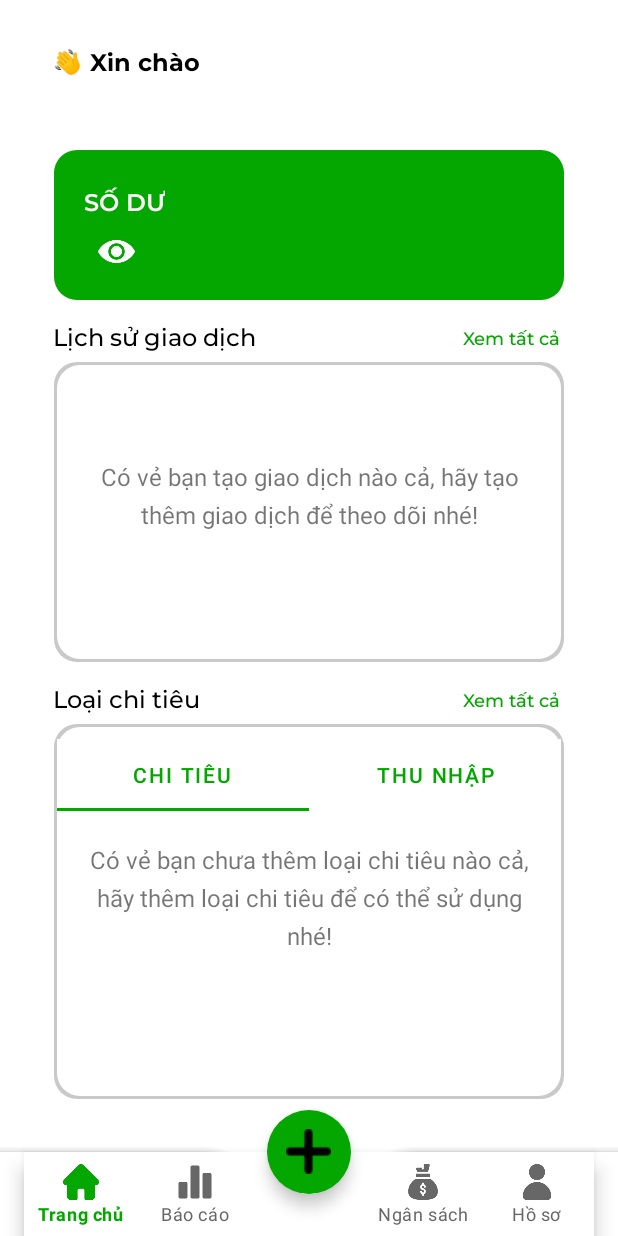
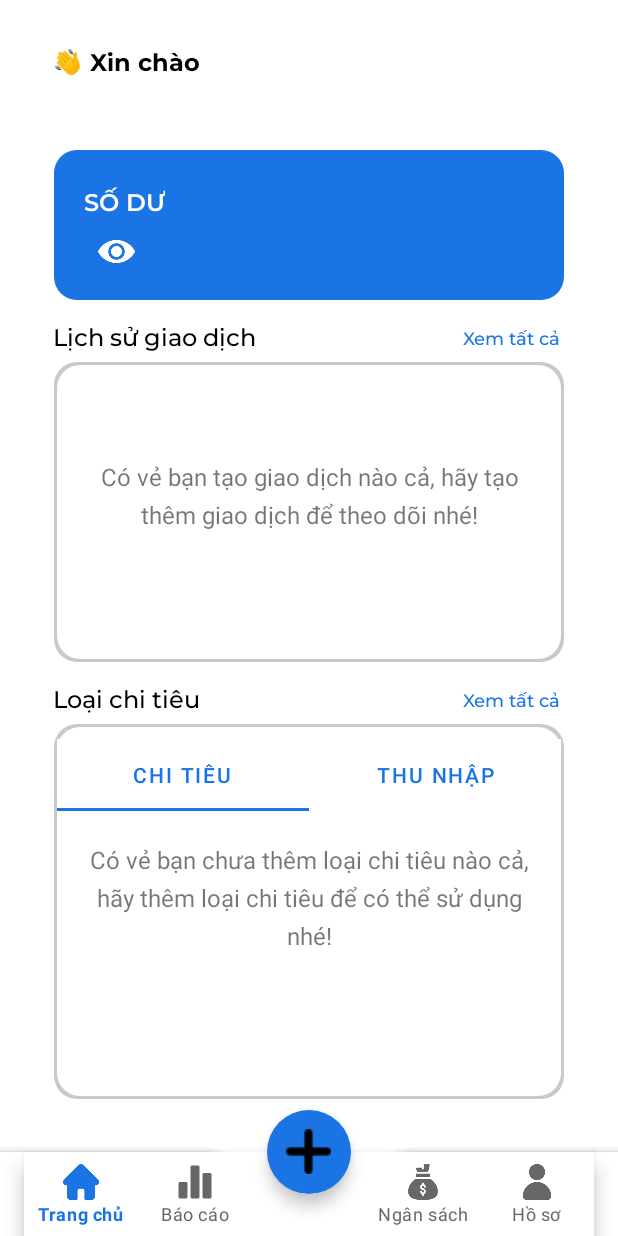
Before and after one commit to simoney199/AppAndroid, an Android app: the screen it shows after launch once a user with an empty profile is signed in (Navigation), on a phone screen of 412 x 824 dp. Run offline under Robolectric (Android 15) with nearby library versions, the phone set to English and light mode, and no system bars; our stand-ins replace Firebase (no records; nobody signed in at launch, a user with empty details on screens opened directly).

Commit message:
change color on home, report and recent transaction page

```diff
--- a/app/src/main/res/drawable/border_radius_15.xml
+++ b/app/src/main/res/drawable/border_radius_15.xml
@@ -2,5 +2,5 @@
 <shape xmlns:android="http://schemas.android.com/apk/res/android"
     android:shape="rectangle">
     <corners android:radius="15dp" />
-    <solid android:color="@color/green" />
+    <solid android:color="@color/brand_primary" />
 </shape>
--- a/app/src/main/res/drawable/bottom_navigation_selector.xml
+++ b/app/src/main/res/drawable/bottom_navigation_selector.xml
@@ -1,5 +1,5 @@
 <?xml version="1.0" encoding="utf-8"?>
 <selector xmlns:android="http://schemas.android.com/apk/res/android">
-    <item android:color="@color/green" android:state_checked="true"/>
+    <item android:color="@color/brand_primary" android:state_checked="true"/>
     <item android:color="@color/uncheck"  android:state_checked="false"/>
 </selector>
--- a/app/src/main/res/layout/activity_navigation.xml
+++ b/app/src/main/res/layout/activity_navigation.xml
@@ -42,7 +42,7 @@
             android:layout_height="wrap_content"
             android:src="@drawable/add"
             app:layout_anchor="@id/bottomAppBar"
-            app:backgroundTint="#03A700"
+            app:backgroundTint="@color/brand_primary"
             app:maxImageSize="30dp"
             app:borderWidth="0dp"
             android:id="@+id/addNewTransaction"/>
--- a/app/src/main/res/layout/fragment_report.xml
+++ b/app/src/main/res/layout/fragment_report.xml
@@ -65,7 +65,7 @@
             android:layout_height="wrap_content"
             android:text="Xem tất cả"
             android:fontFamily="@font/montserrat_medium"
-            android:textColor="@color/green"
+            android:textColor="@color/brand_primary"
             android:textSize="12sp"
             android:layout_gravity="bottom"
             />
--- a/app/src/main/res/layout/home_screen.xml
+++ b/app/src/main/res/layout/home_screen.xml
@@ -112,7 +112,7 @@
                 android:layout_marginRight="38dp"
                 android:fontFamily="@font/montserrat_medium"
                 android:text="Xem tất cả"
-                android:textColor="@color/green"
+                android:textColor="@color/brand_primary"
                 android:textSize="12sp"
                 app:layout_constraintRight_toRightOf="parent"
                 app:layout_constraintTop_toBottomOf="@id/balanceInformation" />
@@ -169,7 +169,7 @@
                 android:layout_marginRight="38dp"
                 android:fontFamily="@font/montserrat_medium"
                 android:text="Xem tất cả"
-                android:textColor="@color/green"
+                android:textColor="@color/brand_primary"
                 android:textSize="12sp"
                 app:layout_constraintRight_toRightOf="parent"
                 app:layout_constraintTop_toBottomOf="@id/recentTrasactionBox" />
@@ -202,8 +202,8 @@
                     app:layout_constraintLeft_toLeftOf="parent"
                     app:layout_constraintRight_toRightOf="parent"
                     app:layout_constraintTop_toTopOf="parent"
-                    app:tabTextColor="@color/green"
-                    app:tabIndicatorColor="@color/green"
+                    app:tabTextColor="@color/brand_primary"
+                    app:tabIndicatorColor="@color/brand_primary"
                     >
 
                 </com.google.android.material.tabs.TabLayout>
--- a/app/src/main/res/layout/recent_transaction.xml
+++ b/app/src/main/res/layout/recent_transaction.xml
@@ -8,7 +8,7 @@
         android:id="@+id/titleRecentTransaction"
         android:layout_width="match_parent"
         android:layout_height="63dp"
-        android:background="@color/green"
+        android:background="@color/brand_primary"
         app:layout_constraintTop_toTopOf="parent"
         app:layout_constraintLeft_toLeftOf="parent"
         app:layout_constraintRight_toRightOf="parent">
@@ -46,7 +46,7 @@
         app:layout_constraintBottom_toBottomOf="parent"
         app:layout_constraintRight_toRightOf="parent"
         android:layout_marginRight="27dp"
-        app:backgroundTint="#03A700"
+        app:backgroundTint="@color/brand_primary"
         app:maxImageSize="30dp"
         android:src="@drawable/add"
         android:layout_marginBottom="36dp"/>
--- a/app/src/main/res/layout/ui_report.xml
+++ b/app/src/main/res/layout/ui_report.xml
@@ -108,7 +108,7 @@
                 android:layout_marginTop="6dp"
                 android:fontFamily="@font/montserrat_bold"
                 android:text="10,000,000"
-                android:textColor="@color/green"
+                android:textColor="@color/brand_primary"
                 android:textSize="16dp"
                 app:layout_constraintLeft_toLeftOf="parent"
                 app:layout_constraintTop_toBottomOf="@+id/tv_revenue" />
```
